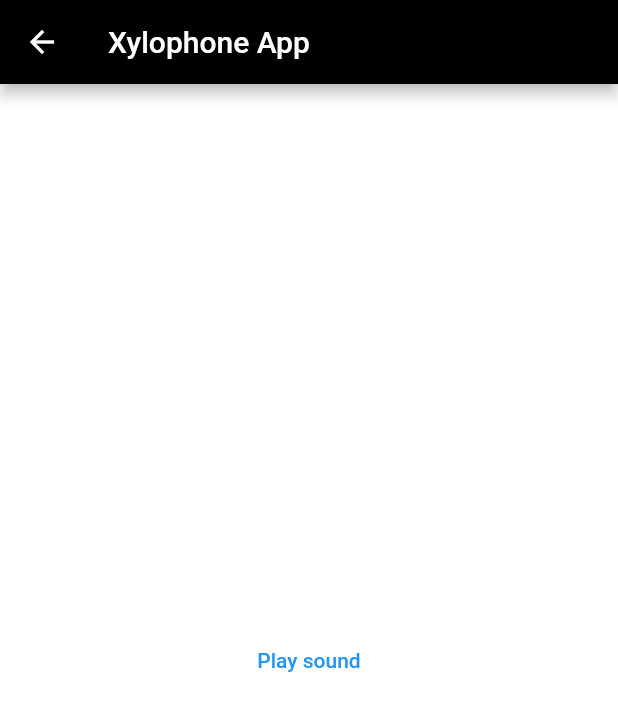
After one commit to zaidzak9/flutterPortfolio, a Flutter app: the XylophoneApp screen opened directly, on a phone screen of 412 x 824 dp. The commit adds this screen. Shown: the top 711 px of the screen. Run offline on Flutter 3.47's test engine with Material 2 defaults, Android fonts, the phone set to English and light mode, and no system bars; our stand-ins replace audioplayers.

Commit message:
Add library to play sound on button click and use local files

```diff
--- a/lib/main.dart
+++ b/lib/main.dart
@@ -1,5 +1,6 @@
 import 'package:flutter/material.dart';
 import 'package:flutter_portfolio/diceApp/diceapp.dart';
+import 'package:flutter_portfolio/xylophone/xylophoneApp.dart';
 
 void main() {
   runApp(MaterialApp(
@@ -112,11 +113,20 @@ class AppHome extends StatelessWidget {
             crossAxisAlignment: CrossAxisAlignment.center,
             children: <Widget>[
               ElevatedButton(
-                child: Text('Return'),
+                child: Text('Dice App'),
                 onPressed: () {
                   Navigator.push(
                     context,
                     MaterialPageRoute(builder: (context) => DiceApp()),
+                  );
+                },
+              ),
+              ElevatedButton(
+                child: Text('Xylophone App'),
+                onPressed: () {
+                  Navigator.push(
+                    context,
+                    MaterialPageRoute(builder: (context) => XylophoneApp()),
                   );
                 },
               )
--- /dev/null
+++ b/lib/xylophone/xylophoneApp.dart
@@ -0,0 +1,39 @@
+import 'package:flutter/material.dart';
+import 'package:audioplayers/audioplayers.dart';
+
+void main() {
+  runApp(MaterialApp(
+    home: XylophoneApp(),
+  ));
+}
+
+class XylophoneApp extends StatefulWidget {
+  const XylophoneApp({Key key}) : super(key: key);
+
+  @override
+  _XylophoneAppState createState() => _XylophoneAppState();
+}
+
+class _XylophoneAppState extends State<XylophoneApp> {
+  @override
+  Widget build(BuildContext context) {
+    return Scaffold(
+      backgroundColor: Colors.white,
+      appBar: AppBar(
+        title: Text('Xylophone App'),
+        backgroundColor: Colors.black,
+      ),
+      body: SafeArea(child:
+          Center(
+            child: TextButton(
+              onPressed: (){
+                final player = AudioCache();
+                player.play('note1.wav');
+              },
+              child: Text('Play sound'),
+            ),
+          ),
+      ),
+    );
+  }
+}
--- a/pubspec.yaml
+++ b/pubspec.yaml
@@ -12,6 +12,7 @@ dependencies:
   # The following adds the Cupertino Icons font to your application.
   # Use with the CupertinoIcons class for iOS style icons.
   cupertino_icons: ^1.0.2
+  audioplayers: ^0.19.0
 
 dev_dependencies:
   flutter_test:
@@ -25,6 +26,7 @@ flutter:
   uses-material-design: true
   assets:
     - images/
+    - assets/
   fonts:
     - family: Pacifico
       fonts:
```
Also changed, not shown: lib/diceApp/diceapp.dart (+10 -5 lines), pubspec.lock, 13 other files.
